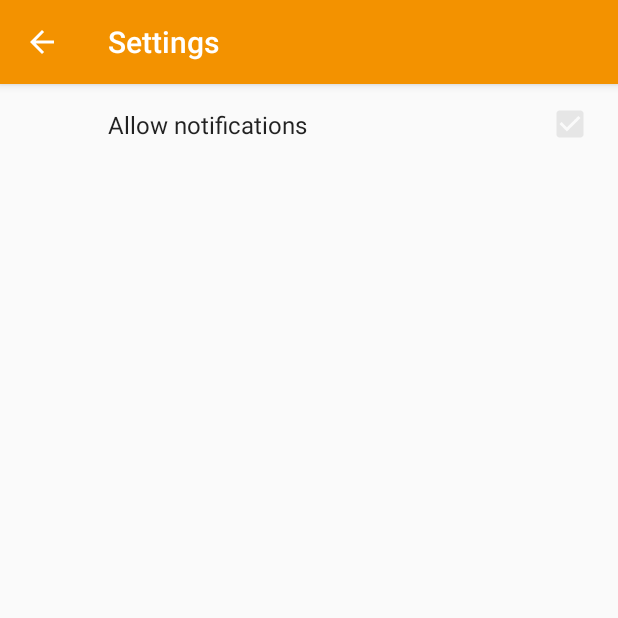
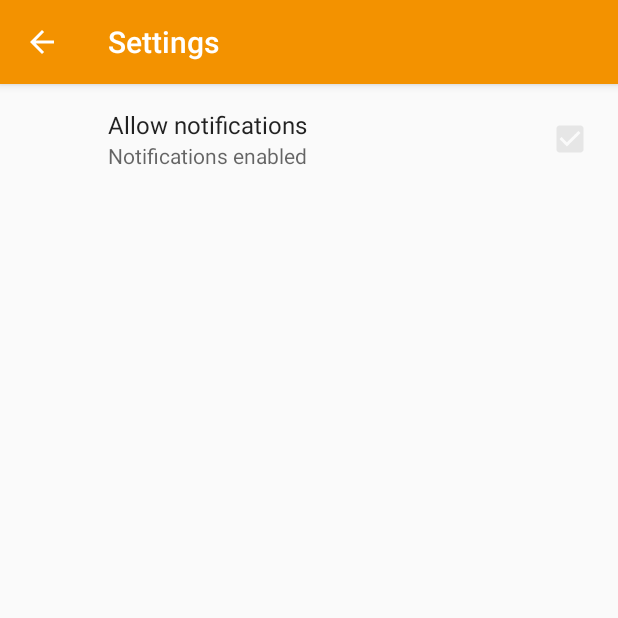
Before and after one commit to StephenBeirlaen/unitycard, an Android app: the SettingsFragment screen opened directly, with no data from a screen before it, on a phone screen of 412 x 824 dp, the top half of it. Run offline under Robolectric (Android 15) with nearby library versions, the phone set to English and light mode, and no system bars; our stand-ins replace androidx.preference, data binding; 1 statement that could not run was skipped.

Commit message:
enable/disable notifications now working

```diff
--- a/app/src/main/java/be/nmct/unitycard/fragments/customer/SettingsFragment.java
+++ b/app/src/main/java/be/nmct/unitycard/fragments/customer/SettingsFragment.java
@@ -1,21 +1,31 @@
 package be.nmct.unitycard.fragments.customer;
 
 
+import android.accounts.Account;
 import android.content.SharedPreferences;
 import android.os.Bundle;
+import android.support.v7.preference.CheckBoxPreference;
+import android.support.v7.preference.Preference;
 import android.support.v7.preference.PreferenceFragmentCompat;
+import android.support.v7.preference.PreferenceManager;
 import android.view.LayoutInflater;
 import android.view.View;
 import android.view.ViewGroup;
 
+import com.google.firebase.iid.FirebaseInstanceId;
+
+import java.util.Arrays;
+import java.util.Map;
+
 import be.nmct.unitycard.R;
+import be.nmct.unitycard.auth.AuthHelper;
+import be.nmct.unitycard.helpers.FcmTokenHelper;
 
 public class SettingsFragment extends PreferenceFragmentCompat
         implements SharedPreferences.OnSharedPreferenceChangeListener {
 
     private final String LOG_TAG = this.getClass().getSimpleName();
-    //private static final String KEY_PREF_LIST = "pref_filterType";
-    // todo: update this whole class
+    private static final String KEY_PREF_NOTIFICATIONS = "pref_filter_notifications";
 
     public SettingsFragment() {
         // Required empty public constructor
@@ -35,14 +45,11 @@ public class SettingsFragment extends PreferenceFragmentCompat
     public void onCreatePreferences(Bundle savedInstanceState, String rootKey) {
         addPreferencesFromResource(R.xml.preferences);
 
-        /*SharedPreferences sharedPref = getPreferenceScreen().getSharedPreferences();
-        setSummaries(sharedPref);*/
+        SharedPreferences sharedPref = PreferenceManager.getDefaultSharedPreferences(getActivity());
 
-        //SharedPreferences sharedPref = PreferenceManager.getDefaultSharedPreferences(getActivity());
+        onSharedPreferenceChanged(sharedPref, KEY_PREF_NOTIFICATIONS);
 
-        //onSharedPreferenceChanged(sharedPref, KEY_PREF_LIST);
-
-        //setSummaries(sharedPref);
+        setSummaries(sharedPref);
     }
 
     @Override
@@ -59,10 +66,35 @@ public class SettingsFragment extends PreferenceFragmentCompat
 
     @Override
     public void onSharedPreferenceChanged(SharedPreferences sharedPreferences, String key) {
-        //setSummary(sharedPreferences, key);
+        setSummary(sharedPreferences, key);
+
+        if (key.equals(KEY_PREF_NOTIFICATIONS)) {
+            CheckBoxPreference notificationsEnabled = (CheckBoxPreference) findPreference(key);
+            if (notificationsEnabled.isChecked()) {
+                // Set Firebase Cloud Messaging Token
+                String fcmToken = FirebaseInstanceId.getInstance().getToken();
+                FcmTokenHelper.sendRegistrationToServer(fcmToken, getActivity());
+            }
+            else {
+                Account user = AuthHelper.getUser(getActivity());
+                if (user != null) {
+                    AuthHelper.getAccessToken(user, getActivity(), new AuthHelper.GetAccessTokenListener() {
+                        @Override
+                        public void tokenReceived(String accessToken) {
+                            FcmTokenHelper.removeRegistrationToken(getActivity(), accessToken);
+                        }
+
+                        @Override
+                        public void requestNewLogin() {
+
+                        }
+                    });
+                }
+            }
+        }
     }
 
-    /*private void setSummaries(SharedPreferences sharedPreferences) {
+    private void setSummaries(SharedPreferences sharedPreferences) {
         Map<String, ?> prefs = sharedPreferences.getAll();
         for (Map.Entry<String, ?> pref: prefs.entrySet()) {
             setSummary(sharedPreferences, pref.getKey());
@@ -70,15 +102,14 @@ public class SettingsFragment extends PreferenceFragmentCompat
     }
 
     private void setSummary(SharedPreferences sharedPreferences, String key) {
-        if (key.equals(KEY_PREF_LIST)) {
+        if (key.equals(KEY_PREF_NOTIFICATIONS)) {
             Preference preference = findPreference(key);
             // Set summary to be the user-description for the selected value
-            String[] values = getResources().getStringArray(R.array.listvalues);
-            int pos = Arrays.asList(values).indexOf(sharedPreferences.getString(key, ""));
-            if (pos >=0) {
-                preference.setSummary(getResources().getStringArray(R.array.filterentries)[pos]);
+            Boolean result = sharedPreferences.getBoolean(key, true);
+            if (result) {
+                preference.setSummary(getResources().getString(R.string.notificationsEnabled));
             } else
-                preference.setSummary("");
+                preference.setSummary(getResources().getString(R.string.notificationsDisabled));
         }
-    }*/
+    }
 }
--- a/app/src/main/res/values/preferences_arrays.xml
+++ b/app/src/main/res/values/preferences_arrays.xml
@@ -1,13 +1,5 @@
 <?xml version="1.0" encoding="utf-8"?>
 <resources>
-    <string-array name="filterentries">
-        <item>Minder dan 5 studentenkamers</item>
-        <item>Tussen 5 en 10 studentenkamers</item>
-        <item>Meer dan 10 studentenkamers</item>
-    </string-array>
-    <string-array name="listvalues">
-        <item>1</item>
-        <item>2</item>
-        <item>3</item>
-    </string-array>
+    <string name="notificationsEnabled">Notifications enabled</string>
+    <string name="notificationsDisabled">Notifications disabled</string>
 </resources>
--- a/app/src/main/res/xml/preferences.xml
+++ b/app/src/main/res/xml/preferences.xml
@@ -1,7 +1,7 @@
 <?xml version="1.0" encoding="utf-8"?>
 <PreferenceScreen xmlns:android="http://schemas.android.com/apk/res/android">
     <CheckBoxPreference
-        android:key="pref_filter"
+        android:key="pref_filter_notifications"
         android:title="Allow notifications"
         android:defaultValue="true" />
 </PreferenceScreen>
```
